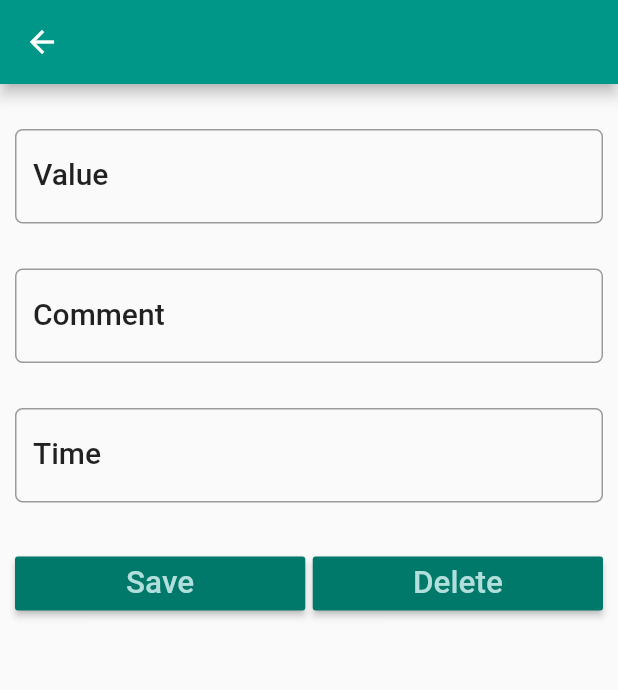
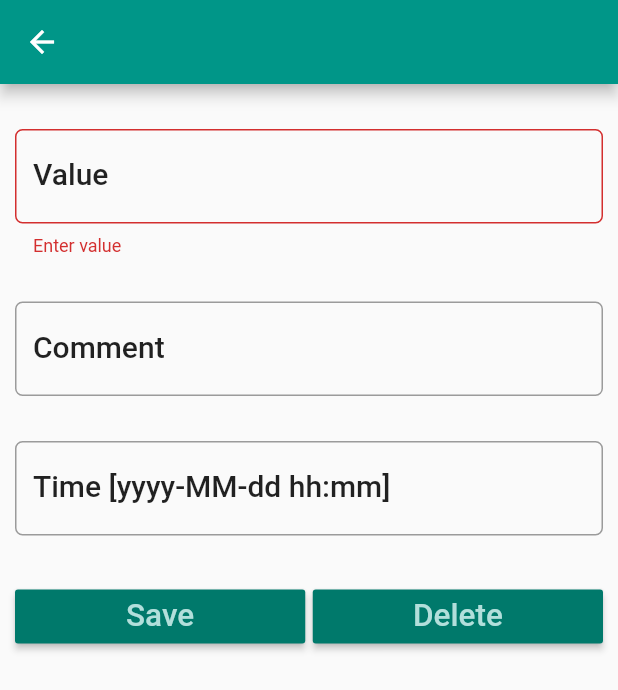
Before and after one commit to christianreiser/InsightMe, a Flutter app: the EditEntry screen opened directly with empty values, on a phone screen of 412 x 824 dp. Shown: the top 690 px of the screen. Run offline on Flutter 3.47's test engine with Material 2 defaults, Android fonts, the phone set to English and light mode, and no system bars; our stand-ins replace google_fonts, sqflite; missing offline and left inert: fl_animated_linechart; accounts and stored records are empty.

Commit message:
default date, input value validation

```diff
--- a/lib/Database/Route/edit_entries.dart
+++ b/lib/Database/Route/edit_entries.dart
@@ -75,6 +75,8 @@ class EditEntryState extends State<EditEntry> {
                   keyboardType: TextInputType.number,
                   controller: valueController,
                   style: textStyle,
+                  validator: _validateValue,
+                  autovalidate: true,
                   onChanged: (value) {
                     debugPrint('Something changed in Value Text Field');
                     updateValue(); // with valueController.text = entry.value
@@ -120,7 +122,7 @@ class EditEntryState extends State<EditEntry> {
                     updateDate();
                   },
                   decoration: InputDecoration(
-                    labelText: 'Time',
+                    labelText: 'Time [yyyy-MM-dd hh:mm]',
                     labelStyle: textStyle,
                     border: OutlineInputBorder(
                       borderRadius: BorderRadius.circular(5.0),
@@ -182,6 +184,29 @@ class EditEntryState extends State<EditEntry> {
       ),
     );
   }
+
+  String _validateValue(String valueController) {
+    if (valueController.isEmpty) {
+      // The form is empty
+      return "Enter value";
+    }
+    // This is just a regular expression for email addresses
+    //final String p = "[0-9\.]{1,256}";
+    final RegExp regExp = RegExp(r'[¹²£¥¢©®™¿¡÷¦¬×§¶°$—⅛¼⅓⅔⅜⁴⅝ⁿ⅞—–¯≠≈‰„“«»”×ʼ‹‡†›÷¡¿±³€½¾{},!@#<>?":_`~;[\]\\|=+)(*&^%\s-]');
+    Iterable iterableRegExp = regExp.allMatches(valueController);
+    //debugPrint('iterableRegExp $iterableRegExp');
+
+
+    if (iterableRegExp.every((n) => n == false)) {
+      debugPrint('iterableRegExp true $iterableRegExp');
+      // So, the value is valid
+      return null;
+    }
+
+    // The pattern of the email didn't match the regex above.
+    return 'Invalid: Only digits (0-9) and point (.) as decimal are allowed.';
+  }
+
 
 
   void moveToLastScreen() {
--- a/lib/Jounal/searchOrCreateAttribute.dart
+++ b/lib/Jounal/searchOrCreateAttribute.dart
@@ -9,6 +9,7 @@ import '../Database/database_helper_entry.dart';
 import '../Database/entry.dart';
 import '../scaffold_route.dart';
 import 'journal_route.dart';
+//import 'package:intl/intl.dart'; // DateFormat.yMMMd().add_Hms().format(DateTime.now())
 
 // Define SearchOrCreateAttribute widget.
 class SearchOrCreateAttribute extends StatefulWidget {
@@ -189,7 +190,9 @@ class SearchOrCreateAttributeState extends State<SearchOrCreateAttribute> {
               });
 
               navigateToEditEntry(
-                  Entry(this.attributeList[position].title, '', '', ''),
+                  // title, value, time, comment
+                  Entry(this.attributeList[position].title, '',
+                      '${DateTime.now()}', ''),
                   'Add ${this.attributeList[position].title} Entry');
             },
           ),
@@ -207,7 +210,9 @@ class SearchOrCreateAttributeState extends State<SearchOrCreateAttribute> {
     // don't use pop because it doesn't refresh the page
     // RemoveUntil is needed to remove the old outdated journal route
     bool result =
-        await Navigator.pushAndRemoveUntil(context, MaterialPageRoute(builder: (context, ) {
+        await Navigator.pushAndRemoveUntil(context, MaterialPageRoute(builder: (
+      context,
+    ) {
       return ScaffoldRoute();
     }), (Route<dynamic> route) => false);
 
```
